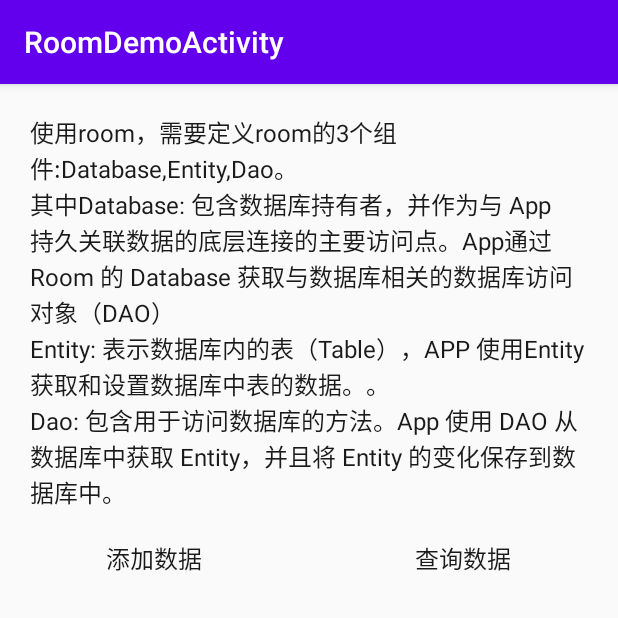
After one commit to chenjianqiang/androidx, an Android app: the RoomDemoActivity screen opened directly, with no data from a screen before it, on a phone screen of 412 x 824 dp, the top half of it. The commit adds this screen. Run offline under Robolectric (Android 15) with nearby library versions, the phone set to English and light mode, and no system bars; our stand-ins replace Room's generated code, data binding; libraries missing offline, so code that uses them is left out: com.blankj.utilcode, com.facebook.stetho.

Commit message:
Room应用demo

```diff
--- a/app/src/main/AndroidManifest.xml
+++ b/app/src/main/AndroidManifest.xml
@@ -3,6 +3,7 @@
     package="com.cjq.androidx" >
 
     <application
+        android:name=".MyApplication"
         android:allowBackup="true"
         android:icon="@mipmap/ic_launcher"
         android:label="@string/app_name"
@@ -17,6 +18,7 @@
         </activity>
         <activity android:name=".activity.AopDemoActivity"  />
         <activity android:name=".activity.WorkerManagerDemoActivity"  />
+        <activity android:name=".activity.RoomDemoActivity"  />
     </application>
 
 </manifest>
--- a/app/src/main/java/com/cjq/androidx/activity/MainActivity.java
+++ b/app/src/main/java/com/cjq/androidx/activity/MainActivity.java
@@ -16,8 +16,8 @@ public class MainActivity extends ListActivity {
     private final DemoDetails[] demos = {
             new DemoDetails(R.string.common_app_demo, 0, null),
             new DemoDetails(R.string.common_app_demo_aop, R.string.common_app_demo_aop_desc, AopDemoActivity.class),
-            new DemoDetails(R.string.common_app_demo_worker, R.string.common_app_demo_worker_desc, WorkerManagerDemoActivity.class)
-
+            new DemoDetails(R.string.common_app_demo_worker, R.string.common_app_demo_worker_desc, WorkerManagerDemoActivity.class),
+            new DemoDetails(R.string.common_app_demo_room, R.string.common_app_demo_room_desc, RoomDemoActivity.class)
     };
 
     @Override
--- a/app/src/main/java/com/cjq/androidx/activity/WorkerManagerDemoActivity.java
+++ b/app/src/main/java/com/cjq/androidx/activity/WorkerManagerDemoActivity.java
@@ -23,7 +23,7 @@ import com.cjq.androidx.worker.PictureWorker;
 import java.util.List;
 import java.util.concurrent.TimeUnit;
 
-public class WorkerManagerDemoActivity extends BigBaseActivity implements View.OnClickListener {
+public class WorkerManagerDemoActivity extends BigBaseActivity {
     private ActivityWorkerDemoBinding mBindingView;
 
     @Override
@@ -83,6 +83,7 @@ public class WorkerManagerDemoActivity extends BigBaseActivity implements View.O
 
     @Override
     public void onClick(View v) {
+        super.onClick(v);
         switch (v.getId()) {
             case R.id.tv_as:
                 startWorker();
--- /dev/null
+++ b/app/src/main/java/com/cjq/androidx/database/EmployeeDao.java
@@ -0,0 +1,77 @@
+package com.cjq.androidx.database;
+
+import android.database.Cursor;
+
+import androidx.lifecycle.LiveData;
+import androidx.room.Dao;
+import androidx.room.Delete;
+import androidx.room.Insert;
+import androidx.room.OnConflictStrategy;
+import androidx.room.Query;
+import androidx.room.Update;
+import com.cjq.androidx.database.entity.Employee;
+import com.cjq.androidx.database.entity.NameTuple;
+
+import java.util.Date;
+import java.util.List;
+
+/**
+ * Room 将生成一个实现，在单个事务中将所有参数插入数据库中。
+ */
+@Dao
+public interface EmployeeDao {
+    //参数支持 传一个对象或者 对象的数组
+    @Insert(onConflict = OnConflictStrategy.REPLACE)
+    public void insertEmployee(Employee... employees);
+
+    @Insert
+    public void insertBothEmploy(Employee employee1,Employee employee2);
+
+    @Query("SELECT * FROM employee")
+    public List<Employee> getAllEmployee();
+
+    @Query("SELECT * FROM employee where age<:maxAge")
+    public List<Employee> getAllEmployByAge(int maxAge);
+
+
+    @Query("SELECT * FROM employee where age between :minAge and :maxAge")
+    public List<Employee> getAllEmployByAge(int minAge,int maxAge);
+
+    //还可以在查询中传递多个参数或者多次引用它们。
+    @Query("SELECT * FROM employee WHERE firstName LIKE :search " +
+            "OR lastName LIKE :search")
+    public List<Employee> findEmployeeWithName(String search);
+
+    //在查询时，传递的参数还可以是一个集合。Room 知道参数何时是一个集合，并根据提供的参数数量在运行时自动展开。
+    @Query("SELECT * FROM employee WHERE firstName IN (:firstNames)")
+    public List<Employee> loadEmployeeFromRegions(List<String> firstNames);
+
+    //返回列的子集
+    //大多数情况下，我们可能只需要获取一个 Entity 中的几个 Field。这样可以节省宝贵的资源，并且可以更快速地完成查询。
+    //只要结果列集合可以映射到返回的对象中，Room 允许返回任何基于 Java 的对象。例如这个NameTuple，可以创建以下普通的 Java 对象（plain old Java-based object, POJO）来获取用户的 first name 和 last name：
+    @Query("SELECT firstName, lastName FROM employee WHERE firstName IN (:firstNames)")
+    public List<NameTuple> loadNameTupleFromRegions(List<String> firstNames);
+
+    @Query("SELECT firstName, lastName FROM employee")
+    public List<NameTuple> loadFullName();
+
+    //可观察的查询，返回LiveData数据
+    //如果希望 App 的 UI 在数据发生变化时自动更新 UI，可以在查询方法中返回一个 LiveData 类型的值。Room 会产生所有必须的代码，用于在数据库发生变化时更新这个 LivaData 对象。
+    @Query("SELECT firstName, lastName FROM employee WHERE firstName IN (:firstNames)")
+    public LiveData<List<NameTuple>> loadNameTupleFromFirstName(List<String> firstNames);
+
+    //查询的返回值可以是 Cursor 对象。
+    @Query("SELECT * FROM employee WHERE age > :minAge LIMIT 5")
+    public Cursor loadRawEmployeeOlderThan(int minAge);
+
+    //装了类型转换器Converters以后，可以自由存储自定义类型和引用类型
+    @Query("SELECT * FROM employee WHERE birthday BETWEEN :from AND :to")
+    List<Employee> findUsersBornBetweenDates(Date from, Date to);
+
+    @Update
+    public void updateEmploy(Employee... employees);
+
+    @Delete
+    public void deleteEmployee(Employee... employees);
+
+}
--- /dev/null
+++ b/app/src/main/res/layout/activity_room_demo.xml
@@ -0,0 +1,96 @@
+<?xml version="1.0" encoding="utf-8"?>
+<layout xmlns:android="http://schemas.android.com/apk/res/android"
+    xmlns:app="http://schemas.android.com/apk/res-auto">
+
+    <data>
+
+        <variable
+            name="nameTuple"
+            type="com.cjq.androidx.database.entity.NameTuple" />
+
+        <variable
+            name="onClickListener"
+            type="android.view.View.OnClickListener" />
+
+    </data>
+
+    <androidx.constraintlayout.widget.ConstraintLayout
+        android:layout_width="match_parent"
+        android:layout_height="match_parent"
+        android:orientation="vertical">
+
+        <TextView
+            android:id="@+id/content"
+            style="@style/text_whole_note"
+            android:layout_width="match_parent"
+            android:layout_height="wrap_content"
+            android:layout_margin="20dp"
+            android:text="@string/common_app_demo_room_note"
+            app:layout_constraintLeft_toLeftOf="parent"
+            app:layout_constraintTop_toTopOf="parent" />
+
+        <LinearLayout
+            android:id="@+id/operation"
+            android:layout_width="match_parent"
+            android:layout_height="wrap_content"
+            android:orientation="horizontal"
+            app:layout_constraintLeft_toLeftOf="parent"
+            app:layout_constraintTop_toBottomOf="@+id/content">
+
+            <TextView
+                android:id="@+id/tv_add"
+                style="@style/text_whole_note"
+                android:layout_width="match_parent"
+                android:layout_height="wrap_content"
+                android:layout_margin="20dp"
+                android:layout_weight="1"
+                android:gravity="center"
+                android:onClick="@{onClickListener}"
+                android:text="添加数据"
+                app:layout_constraintLeft_toLeftOf="parent"
+                app:layout_constraintTop_toBottomOf="@+id/content" />
+
+            <TextView
+                android:id="@+id/tv_query"
+                style="@style/text_whole_note"
+                android:layout_width="match_parent"
+                android:layout_height="wrap_content"
+                android:layout_margin="20dp"
+                android:layout_weight="1"
+                android:gravity="center"
+                android:onClick="@{onClickListener}"
+                android:text="查询数据"
+                app:layout_constraintLeft_toLeftOf="parent"
+                app:layout_constraintTop_toBottomOf="@+id/content" />
+        </LinearLayout>
+
+        <LinearLayout
+            android:layout_width="match_parent"
+            android:layout_height="wrap_content"
+            android:orientation="vertical"
+            app:layout_constraintLeft_toLeftOf="parent"
+            app:layout_constraintTop_toBottomOf="@+id/operation">
+
+            <TextView
+                style="@style/text_whole_note"
+                android:layout_width="wrap_content"
+                android:layout_height="wrap_content"
+                android:layout_margin="20dp"
+                android:gravity="center"
+                android:onClick="@{onClickListener}"
+                android:text="@{nameTuple.firstName}" />
+
+            <TextView
+                style="@style/text_whole_note"
+                android:layout_width="wrap_content"
+                android:layout_height="wrap_content"
+                android:layout_margin="20dp"
+                android:gravity="center"
+                android:onClick="@{onClickListener}"
+                android:text="@{nameTuple.lastName}" />
+
+        </LinearLayout>
+
+    </androidx.constraintlayout.widget.ConstraintLayout>
+
+</layout>
--- a/app/src/main/res/values/strings.xml
+++ b/app/src/main/res/values/strings.xml
@@ -7,4 +7,10 @@
 
     <string name="common_app_demo_worker">Worker应用demo</string>
     <string name="common_app_demo_worker_desc">使用WorkerManager调度Worker任务执行，即时进程被杀死，任务执行不会受到影响，且可以给Worker任务传参，以及获取Worker返回结果</string>
+
+    <string name="common_app_demo_room">Room应用demo</string>
+    <string name="common_app_demo_room_desc">使用room，需要定义room的3个组件:Database,Entity,Dao</string>
+
+    <string name="common_app_demo_room_note">使用room，需要定义room的3个组件:Database,Entity,Dao。\n其中Database: 包含数据库持有者，并作为与 App 持久关联数据的底层连接的主要访问点。App通过 Room 的 Database 获取与数据库相关的数据库访问对象（DAO）
+    \nEntity: 表示数据库内的表（Table），APP 使用Entity获取和设置数据库中表的数据。。\nDao: 包含用于访问数据库的方法。App 使用 DAO 从数据库中获取 Entity，并且将 Entity 的变化保存到数据库中。</string>
 </resources>
```
Also changed, not shown: app/build.gradle (+13 -0 lines), app/src/main/java/com/cjq/androidx/MyApplication.java (added, +38 -0 lines), app/src/main/java/com/cjq/androidx/activity/AopDemoActivity.java (+5 -3 lines), app/src/main/java/com/cjq/androidx/activity/BigBaseActivity.java (+24 -1 lines), app/src/main/java/com/cjq/androidx/activity/RoomDemoActivity.java (added, +68 -0 lines), app/src/main/java/com/cjq/androidx/database/Converters.java (added, +25 -0 lines), app/src/main/java/com/cjq/androidx/database/MyDataBase.java (added, +13 -0 lines), app/src/main/java/com/cjq/androidx/database/entity/Employee.java (added, +34 -0 lines), app/src/main/java/com/cjq/androidx/database/entity/NameTuple.java (added, +12 -0 lines).
